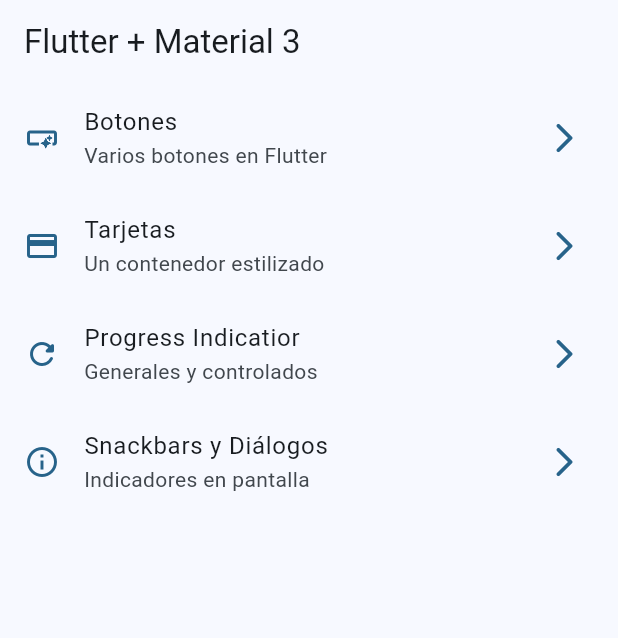
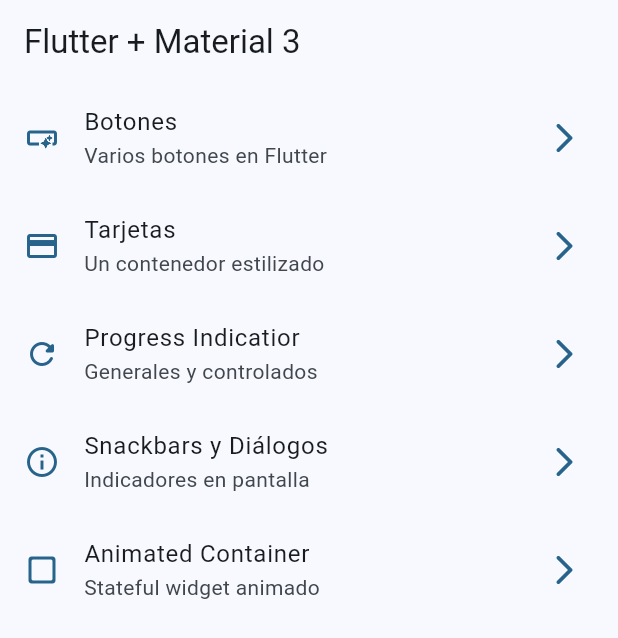
Before and after one commit to javikuma/widgets_app, a Flutter app: the screen it shows after launch, on a phone screen of 412 x 824 dp. Shown: the top 638 px of the screen. Run offline on Flutter 3.47's test engine with Material 3 defaults, Android fonts, the phone set to English and light mode, and no system bars; our stand-ins replace go_router.

Commit message:
animated container terminado

```diff
--- a/lib/config/menu/menu_items.dart
+++ b/lib/config/menu/menu_items.dart
@@ -37,4 +37,10 @@ const appMenuItems = <MenuItem>[
       subtitle: 'Indicadores en pantalla',
       link: '/snackbars',
       icon: Icons.info_outline),
+
+  MenuItem(
+      title: 'Animated Container',
+      subtitle: 'Stateful widget animado',
+      link: '/animated',
+      icon: Icons.check_box_outline_blank_rounded),
 ];
--- a/lib/config/router/app_router.dart
+++ b/lib/config/router/app_router.dart
@@ -30,5 +30,10 @@ final appRouter = GoRouter(
       name: SnackbarScreen.name,
       builder: (context, state) => const SnackbarScreen(),
     ),
+    GoRoute(
+      path: '/animated',
+      name: AnimatedScreen.name,
+      builder: (context, state) => const AnimatedScreen(),
+    ),
   ],
 );
```
Also changed, not shown: lib/presentation/screens/animated/animated_screen.dart (+47 -2 lines).
